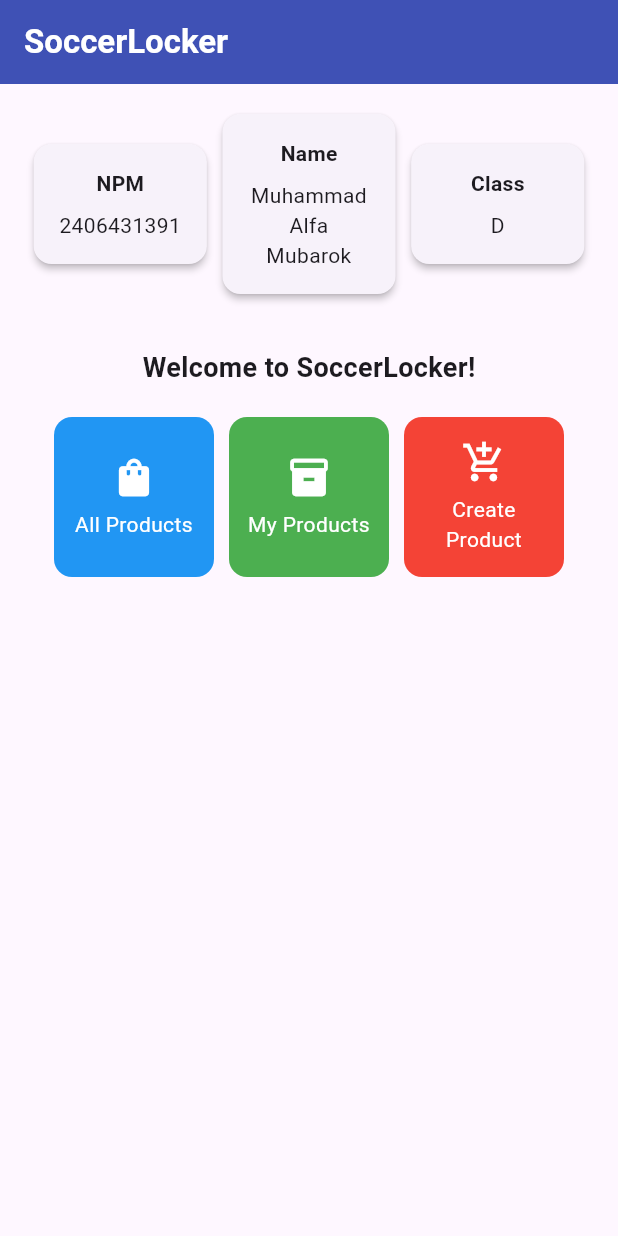
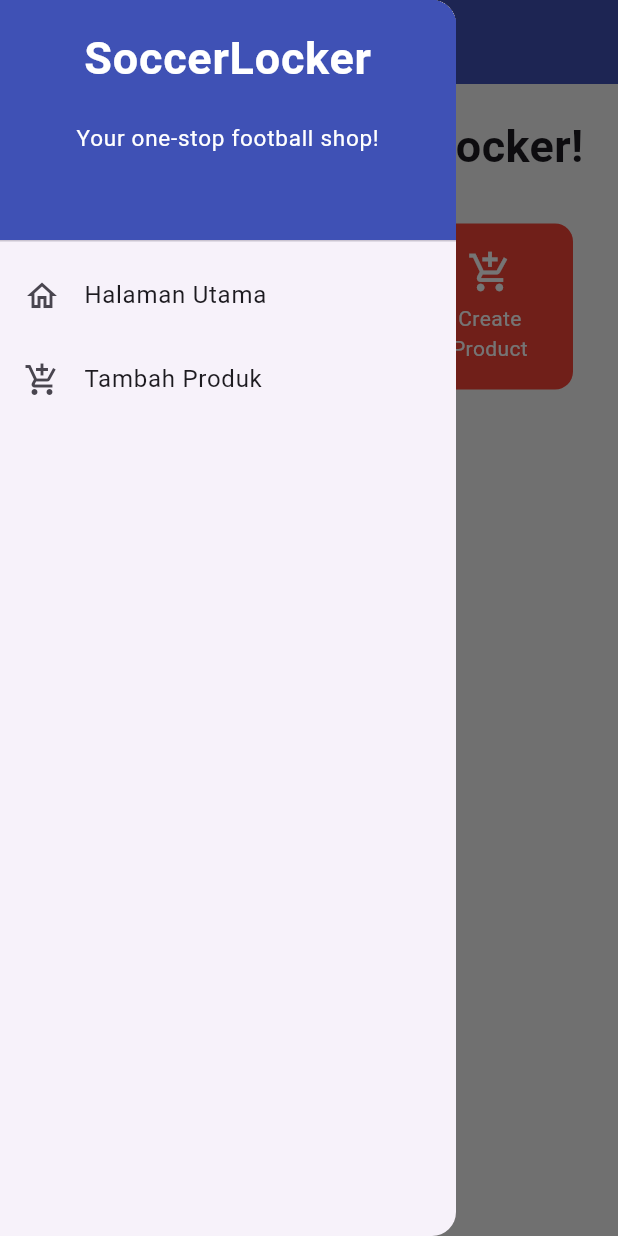
Before and after one commit to alfa-algoritma/soccerlocker, a Flutter app: the screen it shows after launch, with the side drawer open (before the commit the screen has no drawer), on a phone screen of 412 x 824 dp. Run offline on Flutter 3.47's test engine with Material 3 defaults, Android fonts, the phone set to English and light mode, and no system bars.

Commit message:
feat: Menyelesaikan Tugas 8 PBP

```diff
--- a/lib/main.dart
+++ b/lib/main.dart
@@ -1,5 +1,5 @@
 import 'package:flutter/material.dart';
-import 'package:soccerlocker/menu.dart';
+import 'package:soccerlocker/screens/menu.dart';
 
 void main() {
   runApp(const MyApp());
@@ -14,6 +14,7 @@
       title: 'SoccerLocker',
       theme: ThemeData(
         primarySwatch: Colors.indigo,
+        scaffoldBackgroundColor: Colors.grey[100],
         visualDensity: VisualDensity.adaptivePlatformDensity,
       ),
       // Langsung panggil MyHomePage dari menu.dart
--- a/lib/menu.dart
+++ /dev/null
@@ -1,157 +0,0 @@
-import 'package:flutter/material.dart';
-class ItemHomepage {
-  final String name;
-  final IconData icon;
-  final Color color;
-
-  ItemHomepage(this.name, this.icon, this.color);
-}
-
-// Widget utama SoccerLocker
-class MyHomePage extends StatelessWidget {
-  MyHomePage({super.key});
-  final String nama = "Muhammad Alfa Mubarok";
-  final String npm = "2406431391";
-  final String kelas = "D";
-
-  final List<ItemHomepage> items = [
-    ItemHomepage("All Products", Icons.shopping_bag, Colors.blue),
-    ItemHomepage("My Products", Icons.inventory, Colors.green),
-    ItemHomepage("Create Product", Icons.add_shopping_cart, Colors.red),
-  ];
-
-  @override
-  Widget build(BuildContext context) {
-    return Scaffold(
-      appBar: AppBar(
-        title: const Text(
-          'SoccerLocker',
-          style: TextStyle(
-            color: Colors.white,
-            fontWeight: FontWeight.bold,
-          ),
-        ),
-        backgroundColor: Colors.indigo,
-      ),
-      body: Padding(
-        padding: const EdgeInsets.all(16.0),
-        child: Column(
-          crossAxisAlignment: CrossAxisAlignment.center,
-          children: [
-            Row(
-              mainAxisAlignment: MainAxisAlignment.spaceEvenly,
-              children: [
-                InfoCard(title: 'NPM', content: npm),
-                InfoCard(title: 'Name', content: nama),
-                InfoCard(title: 'Class', content: kelas),
-              ],
-            ),
-            const SizedBox(height: 16.0),
-            Center(
-              child: Column(
-                children: [
-                  const Padding(
-                    padding: EdgeInsets.only(top: 16.0),
-                    child: Text(
-                      'Welcome to SoccerLocker!',
-                      style: TextStyle(
-                        fontWeight: FontWeight.bold,
-                        fontSize: 18.0,
-                      ),
-                    ),
-                  ),
-                  GridView.count(
-                    primary: true,
-                    padding: const EdgeInsets.all(20),
-                    crossAxisSpacing: 10,
-                    mainAxisSpacing: 10,
-                    crossAxisCount: 3,
-                    shrinkWrap: true,
-                    children: items.map((ItemHomepage item) {
-                      return ItemCard(item);
-                    }).toList(),
-                  ),
-                ],
-              ),
-            ),
-          ],
-        ),
-      ),
-    );
-  }
-}
-
-class InfoCard extends StatelessWidget {
-  final String title;
-  final String content;
-
-  const InfoCard({super.key, required this.title, required this.content});
-
-  @override
-  Widget build(BuildContext context) {
-    return Card(
-      elevation: 2.0,
-      child: Container(
-        // Lebar diatur agar lebih responsif
-        width: MediaQuery.of(context).size.width * 0.28,
-        padding: const EdgeInsets.all(16.0),
-        child: Column(
-          children: [
-            Text(
-              title,
-              style: const TextStyle(fontWeight: FontWeight.bold),
-            ),
-            const SizedBox(height: 8.0),
-            Text(
-              content,
-              textAlign: TextAlign.center,
-            ),
-          ],
-        ),
-      ),
-    );
-  }
-}
-
-class ItemCard extends StatelessWidget {
-  final ItemHomepage item;
-
-  const ItemCard(this.item, {super.key});
-
-  @override
-  Widget build(BuildContext context) {
-    return Material(
-      color: item.color,
-      borderRadius: BorderRadius.circular(12),
-      child: InkWell(
-        onTap: () {
-          ScaffoldMessenger.of(context)
-            ..hideCurrentSnackBar()
-            ..showSnackBar(SnackBar(
-                content: Text("Kamu telah menekan tombol ${item.name}!")));
-        },
-        child: Container(
-          padding: const EdgeInsets.all(8),
-          child: Center(
-            child: Column(
-              mainAxisAlignment: MainAxisAlignment.center,
-              children: [
-                Icon(
-                  item.icon,
-                  color: Colors.white,
-                  size: 30.0,
-                ),
-                const Padding(padding: EdgeInsets.all(3)),
-                Text(
-                  item.name,
-                  textAlign: TextAlign.center,
-                  style: const TextStyle(color: Colors.white),
-                ),
-              ],
-            ),
-          ),
-        ),
-      ),
-    );
-  }
-}
--- /dev/null
+++ b/lib/screens/menu.dart
@@ -0,0 +1,61 @@
+import 'package:flutter/material.dart';
+import 'package:soccerlocker/widgets/left_drawer.dart';
+import 'package:soccerlocker/widgets/shop_card.dart';
+
+class MyHomePage extends StatelessWidget {
+  MyHomePage({Key? key}) : super(key: key);
+
+  final List<ShopItem> items = [
+    ShopItem("All Products", Icons.shopping_bag, Colors.blue),
+    ShopItem("My Products", Icons.inventory, Colors.green),
+    ShopItem("Create Product", Icons.add_shopping_cart, Colors.red),
+  ];
+
+  @override
+  Widget build(BuildContext context) {
+    return Scaffold(
+      appBar: AppBar(
+        title: const Text(
+          'SoccerLocker',
+        ),
+        backgroundColor: Colors.indigo,
+        foregroundColor: Colors.white,
+      ),
+
+      drawer: const LeftDrawer(),
+      body: SingleChildScrollView(
+        child: Padding(
+          padding: const EdgeInsets.all(10.0),
+          child: Column(
+            children: <Widget>[
+              const Padding(
+                padding: EdgeInsets.only(top: 10.0, bottom: 10.0),
+                child: Text(
+                  'Welcome to SoccerLocker!',
+                  textAlign: TextAlign.center,
+                  style: TextStyle(
+                    fontSize: 30,
+                    fontWeight: FontWeight.bold,
+                  ),
+                ),
+              ),
+              // Gunakan GridView untuk menampilkan card
+              GridView.count(
+                primary: true,
+                padding: const EdgeInsets.all(20),
+                crossAxisSpacing: 10,
+                mainAxisSpacing: 10,
+                crossAxisCount: 3,
+                shrinkWrap: true,
+                children: items.map((ShopItem item) {
+                  // Gunakan ShopCard dari file widget
+                  return ShopCard(item);
+                }).toList(),
+              ),
+            ],
+          ),
+        ),
+      ),
+    );
+  }
+}
--- /dev/null
+++ b/lib/widgets/left_drawer.dart
@@ -0,0 +1,72 @@
+import 'package:flutter/material.dart';
+import 'package:soccerlocker/screens/menu.dart';
+import 'package:soccerlocker/screens/product_form.dart';
+
+class LeftDrawer extends StatelessWidget {
+  const LeftDrawer({super.key});
+
+  @override
+  Widget build(BuildContext context) {
+    return Drawer(
+      child: ListView(
+        children: [
+          const DrawerHeader(
+            decoration: BoxDecoration(
+              color: Colors.indigo,
+            ),
+            child: Column(
+              children: [
+                Text(
+                  'SoccerLocker',
+                  textAlign: TextAlign.center,
+                  style: TextStyle(
+                    fontSize: 30,
+                    fontWeight: FontWeight.bold,
+                    color: Colors.white,
+                  ),
+                ),
+                Padding(padding: EdgeInsets.all(10)),
+                Text(
+                  "Your one-stop football shop!",
+                  textAlign: TextAlign.center,
+                  style: TextStyle(
+                    fontSize: 15,
+                    color: Colors.white,
+                    fontWeight: FontWeight.normal,
+                  ),
+                ),
+              ],
+            ),
+          ),
+
+          ListTile(
+            leading: const Icon(Icons.home_outlined),
+            title: const Text('Halaman Utama'),
+            onTap: () {
+              // Navigasi ke Halaman Utama
+              Navigator.pushReplacement(
+                context,
+                MaterialPageRoute(
+                  builder: (context) => MyHomePage(),
+                ),
+              );
+            },
+          ),
+          ListTile(
+            leading: const Icon(Icons.add_shopping_cart),
+            title: const Text('Tambah Produk'),
+            onTap: () {
+              // Navigasi ke Halaman Form
+              Navigator.push(
+                context,
+                MaterialPageRoute(
+                  builder: (context) => const ProductFormPage(),
+                ),
+              );
+            },
+          ),
+        ],
+      ),
+    );
+  }
+}
--- /dev/null
+++ b/lib/widgets/shop_card.dart
@@ -0,0 +1,64 @@
+import 'package:flutter/material.dart';
+import 'package:soccerlocker/screens/product_form.dart';
+
+class ShopItem {
+  final String name;
+  final IconData icon;
+  final Color color;
+
+  ShopItem(this.name, this.icon, this.color);
+}
+
+class ShopCard extends StatelessWidget {
+  final ShopItem item;
+
+  const ShopCard(this.item, {Key? key}) : super(key: key);
+
+  @override
+  Widget build(BuildContext context) {
+    return Material(
+      color: item.color,
+      borderRadius: BorderRadius.circular(12),
+      child: InkWell(
+        borderRadius: BorderRadius.circular(12),
+        onTap: () {
+          ScaffoldMessenger.of(context)
+            ..hideCurrentSnackBar()
+            ..showSnackBar(SnackBar(
+              content: Text("Kamu telah menekan tombol ${item.name}!"),
+            ));
+
+          if (item.name == "Create Product") {
+            Navigator.push(
+              context,
+              MaterialPageRoute(
+                builder: (context) => const ProductFormPage(),
+              ),
+            );
+          }
+        },
+        child: Container(
+          padding: const EdgeInsets.all(8),
+          child: Center(
+            child: Column(
+              mainAxisAlignment: MainAxisAlignment.center,
+              children: [
+                Icon(
+                  item.icon,
+                  color: Colors.white,
+                  size: 30.0,
+                ),
+                const Padding(padding: EdgeInsets.all(3)),
+                Text(
+                  item.name,
+                  textAlign: TextAlign.center,
+                  style: const TextStyle(color: Colors.white),
+                ),
+              ],
+            ),
+          ),
+        ),
+      ),
+    );
+  }
+}
```
Also changed, not shown: lib/screens/product_form.dart (added, +246 -0 lines), 1 other file.
